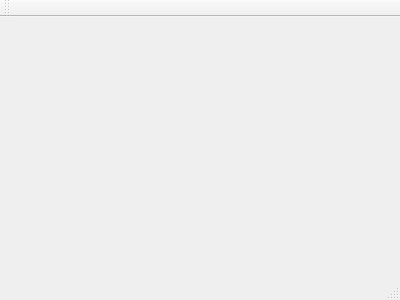
The window that util/hourglass_monitor/mainwindow.ui (jamesljlster/hourglass) describes before a commit, drawn with Qt 5.
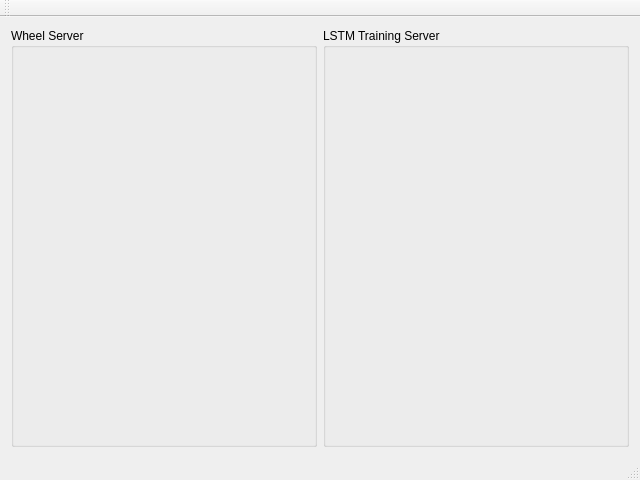
The same window after the commit.

Patch:
```diff
--- a/util/hourglass_monitor/mainwindow.ui
+++ b/util/hourglass_monitor/mainwindow.ui
@@ -6,14 +6,31 @@
    <rect>
     <x>0</x>
     <y>0</y>
-    <width>400</width>
-    <height>300</height>
+    <width>640</width>
+    <height>480</height>
    </rect>
   </property>
   <property name="windowTitle">
    <string>Hourglass Monitor</string>
   </property>
-  <widget class="QWidget" name="centralWidget"/>
+  <widget class="QWidget" name="centralWidget">
+   <layout class="QHBoxLayout" name="horizontalLayout">
+    <item>
+     <widget class="QGroupBox" name="groupBox">
+      <property name="title">
+       <string>Wheel Server</string>
+      </property>
+     </widget>
+    </item>
+    <item>
+     <widget class="QGroupBox" name="groupBox_2">
+      <property name="title">
+       <string>LSTM Training Server</string>
+      </property>
+     </widget>
+    </item>
+   </layout>
+  </widget>
   <widget class="QMenuBar" name="menuBar">
    <property name="geometry">
     <rect>
```
Left out of the diff: 4 changed lines with no effect on the pictures.
